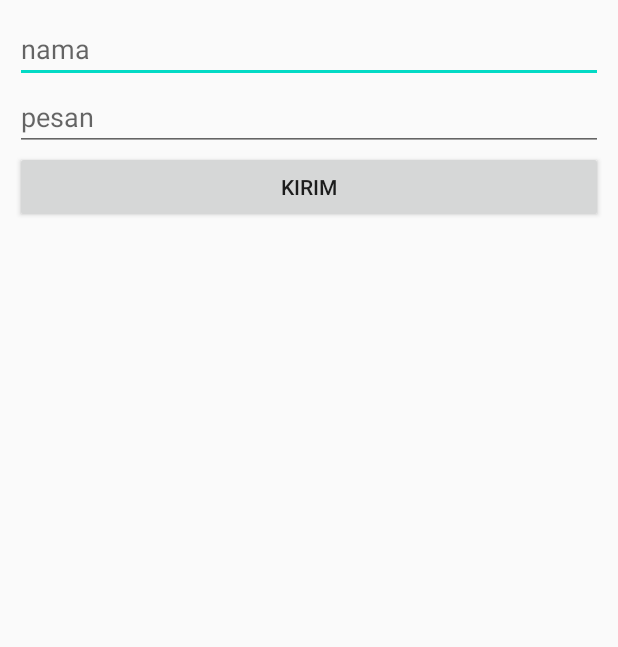
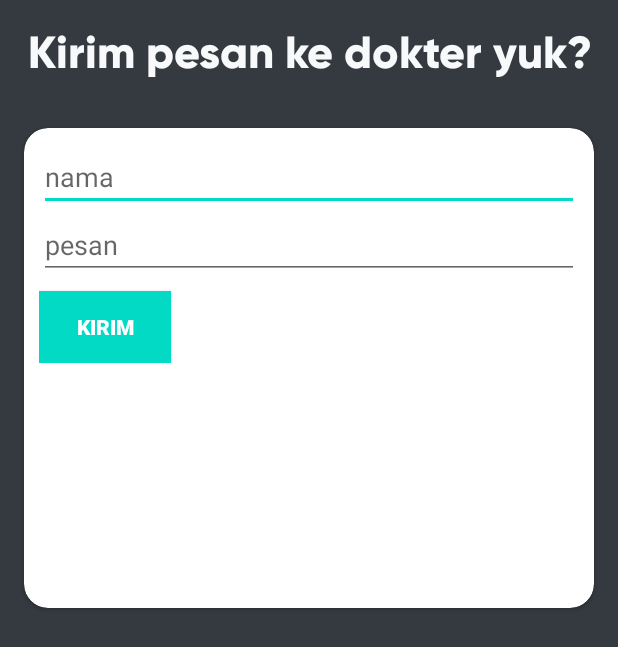
Before and after one commit to hendra0ma/smkcoding2, an Android app: the ChatAdmin screen opened directly, with no data from a screen before it, on a phone screen of 412 x 824 dp. Shown: the top 647 px of the screen. Run offline under Robolectric (Android 15) with nearby library versions, the phone set to English and light mode, and no system bars; our stand-ins replace Firebase (no records; nobody signed in at launch, a user with empty details on screens opened directly).

Commit message:
insert + read DONE

```diff
--- a/app/src/main/java/com/corona/savelive/ChatAdmin.kt
+++ b/app/src/main/java/com/corona/savelive/ChatAdmin.kt
@@ -1,13 +1,16 @@
 package com.corona.savelive
 
 import android.content.Intent
+import android.os.Build
 import androidx.appcompat.app.AppCompatActivity
 import android.os.Bundle
 import android.widget.Toast
+import androidx.annotation.RequiresApi
 import com.corona.savelive.model.Modelinsert
 import com.google.firebase.auth.FirebaseAuth
 import com.google.firebase.database.FirebaseDatabase
 import kotlinx.android.synthetic.main.activity_chat_admin.*
+import java.time.LocalDateTime
 
 class ChatAdmin : AppCompatActivity() {
         private lateinit var auth : FirebaseAuth
@@ -21,6 +24,7 @@ class ChatAdmin : AppCompatActivity() {
             auth = FirebaseAuth.getInstance()
             var id = firebase.push().key
             var uId = auth.getCurrentUser()?.getUid().toString()
+
             var insert = Modelinsert(id!!,edtNama.text.toString(),edtPesan.text.toString())
             firebase.child(uId).child("Pesan").push().setValue(insert).addOnCompleteListener{
                 Toast.makeText(this,"berhasil",Toast.LENGTH_SHORT).show()
--- a/app/src/main/java/com/corona/savelive/adapter/PesanAdapter.kt
+++ b/app/src/main/java/com/corona/savelive/adapter/PesanAdapter.kt
@@ -17,6 +17,7 @@ class PesanAdapter(val mctx : Context,val layoutres : Int,val list : List<Modeli
         val view :View = layoutInflater.inflate(layoutres,null)
         val pesan = view.findViewById<TextView>(R.id.pesan)
         val nama = view.findViewById<TextView>(R.id.namanyaSaya)
+
         val PesanModel =list[position]
         pesan.text = PesanModel.pesan
         nama.text = PesanModel.nama
--- a/app/src/main/res/layout/activity_chat_admin.xml
+++ b/app/src/main/res/layout/activity_chat_admin.xml
@@ -5,11 +5,34 @@
     android:layout_width="match_parent"
     android:layout_height="match_parent"
     android:orientation="vertical"
+    android:background="@color/bgDark"
+    tools:context=".ChatAdmin">
+    <TextView
+        android:layout_width="match_parent"
+        android:layout_height="wrap_content"
+        android:textSize="30sp"
+        android:layout_margin="15sp"
+        android:textColor="@color/bgLight"
+        android:fontFamily="@font/gilroy_bold"
+        android:text="Kirim pesan ke dokter yuk?"
+        android:gravity="center"
+        />
+
+    <androidx.cardview.widget.CardView
+        android:id="@+id/cardView"
+        android:layout_width="match_parent"
+        android:layout_height="320dp"
+        android:layout_marginStart="32dp"
+        android:layout_marginEnd="32dp"
+        android:layout_margin="16sp"
+        app:cardCornerRadius="16dp">
+        <LinearLayout
+            android:orientation="vertical"
             android:layout_margin="10sp"
-    tools:context=".ChatAdmin">
+            android:layout_width="match_parent"
+            android:layout_height="wrap_content">
+            <EditText
 
-
-    <EditText
                 android:id="@+id/edtNama"
                 android:layout_width="match_parent"
                 android:hint="nama"
@@ -19,11 +42,23 @@
                 android:hint="pesan"
                 android:layout_width="match_parent"
                 android:layout_height="wrap_content"/>
+            <LinearLayout
+                android:layout_width="match_parent"
+                android:layout_height="wrap_content">
                 <Button
                     android:id="@+id/submit"
-        android:layout_width="match_parent"
+                    android:layout_width="wrap_content"
                     android:layout_height="wrap_content"
-        android:text="kirim"
-        />
+                    android:layout_marginTop="8dp"
+                    android:background="@color/colorAccent"
+                    android:text="Kirim"
+                    android:textColor="#FFFFFF"
+                    android:textStyle="bold"
+                    app:layout_constraintEnd_toEndOf="@+id/etPassword"
+                    app:layout_constraintStart_toStartOf="@+id/etPassword"
+                    app:layout_constraintTop_toBottomOf="@+id/btnForgotPassword" />
+            </LinearLayout>
+        </LinearLayout>
+    </androidx.cardview.widget.CardView>
 
 </LinearLayout>
--- a/app/src/main/res/layout/list_pesan.xml
+++ b/app/src/main/res/layout/list_pesan.xml
@@ -26,7 +26,7 @@
                 android:id="@+id/namanyaSaya"
                 android:layout_width="match_parent"
                 android:layout_height="wrap_content"
-                android:gravity="center"
+                android:gravity="left"
                 android:text="Dirawat"
                 android:textColor="@color/bgDark"
                 android:textStyle="bold"
@@ -36,13 +36,12 @@
                 android:id="@+id/pesan"
                 android:layout_width="match_parent"
                 android:layout_height="wrap_content"
-                android:gravity="center"
+                android:gravity="left"
                 android:text="Dirawat"
                 android:textColor="@color/bgDark"
                 android:textStyle="bold"
-                android:textSize="20sp"
+                android:textSize="16sp"
                 />
-
         </LinearLayout>
     </androidx.cardview.widget.CardView>
 </LinearLayout>
```
Also changed, not shown: 54 other files. Lines whose indentation alone changed are shown as unchanged.
